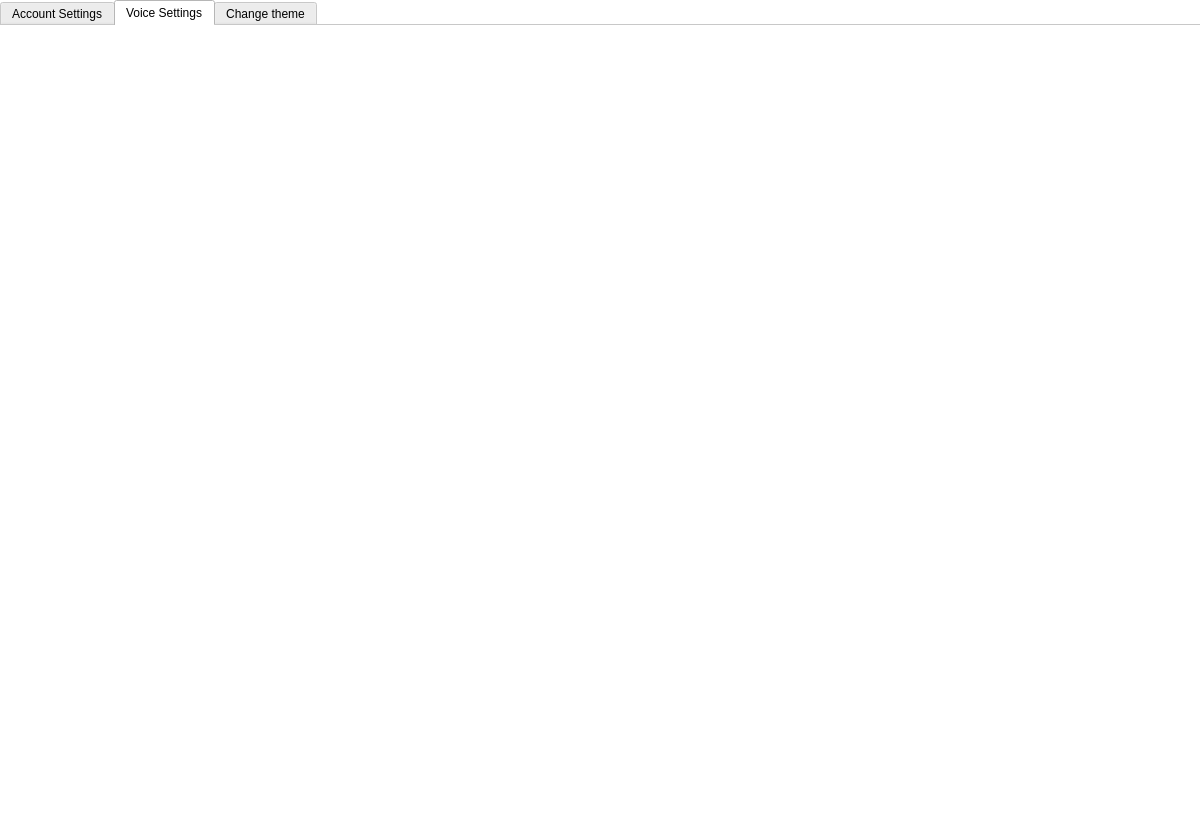
Before: the Qt Designer form UI/home.ui in ansh-dagha/E.D.I.T.H., drawn with Qt 5.
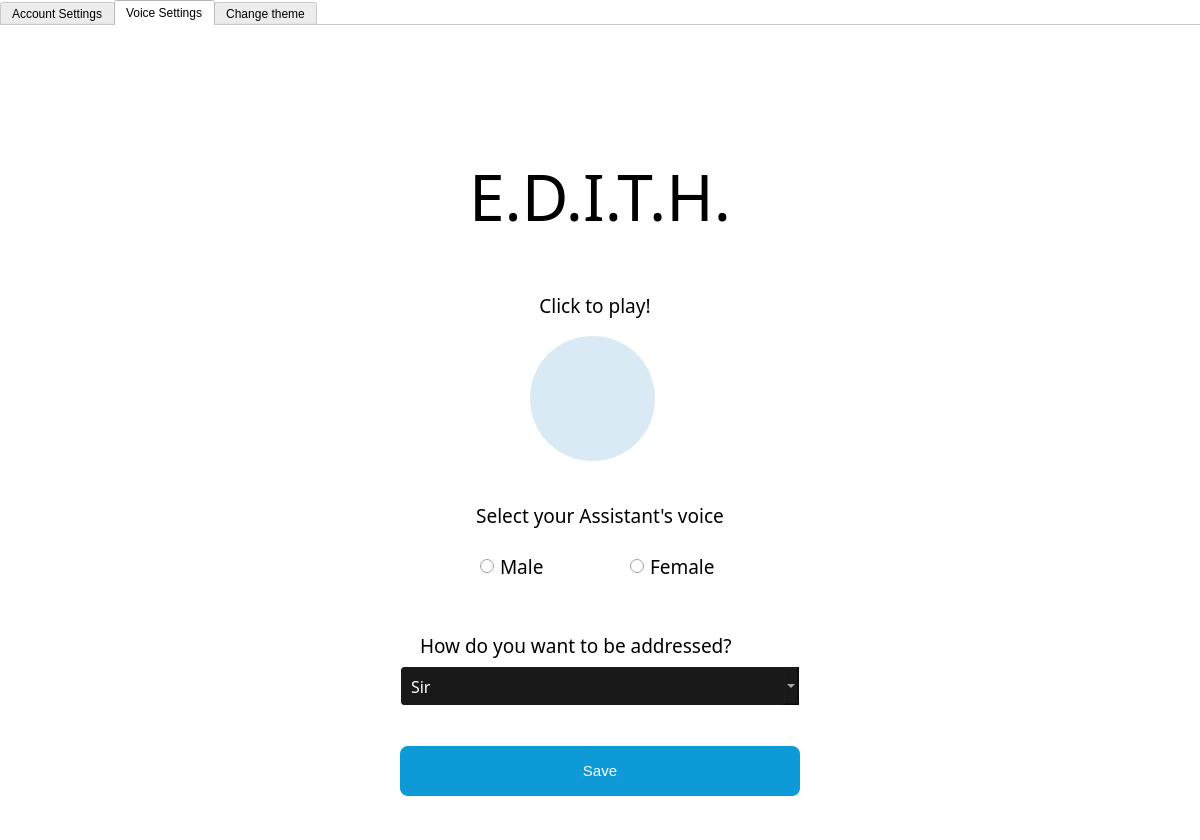
After: the same form once the commit is applied. The open tabs and pages were chosen to show the change. Icons and pictures are not drawn.

The edit to the form file:
```diff
--- a/UI/home.ui
+++ b/UI/home.ui
@@ -679,6 +679,382 @@
      <attribute name="title">
       <string>Voice Settings</string>
      </attribute>
+     <widget class="QLabel" name="edithLabel">
+      <property name="geometry">
+       <rect>
+        <x>400</x>
+        <y>120</y>
+        <width>400</width>
+        <height>100</height>
+       </rect>
+      </property>
+      <property name="font">
+       <font>
+        <family>Bradley Hand ITC</family>
+        <pointsize>48</pointsize>
+       </font>
+      </property>
+      <property name="styleSheet">
+       <string notr="true">background: none;</string>
+      </property>
+      <property name="frameShape">
+       <enum>QFrame::NoFrame</enum>
+      </property>
+      <property name="frameShadow">
+       <enum>QFrame::Plain</enum>
+      </property>
+      <property name="text">
+       <string>E.D.I.T.H.</string>
+      </property>
+      <property name="alignment">
+       <set>Qt::AlignCenter</set>
+      </property>
+      <property name="wordWrap">
+       <bool>false</bool>
+      </property>
+     </widget>
+     <widget class="QLabel" name="selectLabel_2">
+      <property name="geometry">
+       <rect>
+        <x>470</x>
+        <y>260</y>
+        <width>250</width>
+        <height>40</height>
+       </rect>
+      </property>
+      <property name="font">
+       <font>
+        <family>Calibri Light</family>
+        <pointsize>14</pointsize>
+       </font>
+      </property>
+      <property name="mouseTracking">
+       <bool>true</bool>
+      </property>
+      <property name="focusPolicy">
+       <enum>Qt::TabFocus</enum>
+      </property>
+      <property name="contextMenuPolicy">
+       <enum>Qt::DefaultContextMenu</enum>
+      </property>
+      <property name="acceptDrops">
+       <bool>false</bool>
+      </property>
+      <property name="layoutDirection">
+       <enum>Qt::LeftToRight</enum>
+      </property>
+      <property name="autoFillBackground">
+       <bool>false</bool>
+      </property>
+      <property name="styleSheet">
+       <string notr="true">background: none;</string>
+      </property>
+      <property name="frameShape">
+       <enum>QFrame::NoFrame</enum>
+      </property>
+      <property name="frameShadow">
+       <enum>QFrame::Plain</enum>
+      </property>
+      <property name="text">
+       <string>Click to play!</string>
+      </property>
+      <property name="textFormat">
+       <enum>Qt::RichText</enum>
+      </property>
+      <property name="alignment">
+       <set>Qt::AlignCenter</set>
+      </property>
+      <property name="wordWrap">
+       <bool>true</bool>
+      </property>
+     </widget>
+     <widget class="QPushButton" name="playButton">
+      <property name="geometry">
+       <rect>
+        <x>530</x>
+        <y>310</y>
+        <width>125</width>
+        <height>125</height>
+       </rect>
+      </property>
+      <property name="font">
+       <font>
+        <family>MS Sans Serif</family>
+        <pointsize>11</pointsize>
+        <weight>50</weight>
+        <bold>false</bold>
+       </font>
+      </property>
+      <property name="cursor">
+       <cursorShape>PointingHandCursor</cursorShape>
+      </property>
+      <property name="styleSheet">
+       <string notr="true">border:none;
+border-radius: 62px;
+background-color: rgb(218, 234, 244);
+border-image: url(:/images/speaker-icon.png) 0 0 0 0 stretch stretch;
+padding:20px;
+
+</string>
+      </property>
+      <property name="text">
+       <string/>
+      </property>
+      <property name="autoDefault">
+       <bool>true</bool>
+      </property>
+      <property name="default">
+       <bool>false</bool>
+      </property>
+     </widget>
+     <widget class="QRadioButton" name="radioButtonF">
+      <property name="geometry">
+       <rect>
+        <x>630</x>
+        <y>520</y>
+        <width>100</width>
+        <height>40</height>
+       </rect>
+      </property>
+      <property name="font">
+       <font>
+        <family>Calibri Light</family>
+        <pointsize>14</pointsize>
+       </font>
+      </property>
+      <property name="cursor">
+       <cursorShape>PointingHandCursor</cursorShape>
+      </property>
+      <property name="layoutDirection">
+       <enum>Qt::LeftToRight</enum>
+      </property>
+      <property name="styleSheet">
+       <string notr="true">background-color: none;</string>
+      </property>
+      <property name="text">
+       <string>Female</string>
+      </property>
+     </widget>
+     <widget class="QRadioButton" name="radioButtonM">
+      <property name="geometry">
+       <rect>
+        <x>480</x>
+        <y>520</y>
+        <width>100</width>
+        <height>40</height>
+       </rect>
+      </property>
+      <property name="font">
+       <font>
+        <family>Calibri Light</family>
+        <pointsize>14</pointsize>
+       </font>
+      </property>
+      <property name="cursor">
+       <cursorShape>PointingHandCursor</cursorShape>
+      </property>
+      <property name="styleSheet">
+       <string notr="true">background-color: none;</string>
+      </property>
+      <property name="text">
+       <string>Male</string>
+      </property>
+     </widget>
+     <widget class="QLabel" name="selectLabel">
+      <property name="geometry">
+       <rect>
+        <x>430</x>
+        <y>470</y>
+        <width>340</width>
+        <height>40</height>
+       </rect>
+      </property>
+      <property name="font">
+       <font>
+        <family>Calibri Light</family>
+        <pointsize>14</pointsize>
+       </font>
+      </property>
+      <property name="mouseTracking">
+       <bool>true</bool>
+      </property>
+      <property name="focusPolicy">
+       <enum>Qt::TabFocus</enum>
+      </property>
+      <property name="contextMenuPolicy">
+       <enum>Qt::DefaultContextMenu</enum>
+      </property>
+      <property name="acceptDrops">
+       <bool>false</bool>
+      </property>
+      <property name="layoutDirection">
+       <enum>Qt::LeftToRight</enum>
+      </property>
+      <property name="autoFillBackground">
+       <bool>false</bool>
+      </property>
+      <property name="styleSheet">
+       <string notr="true">background: none;</string>
+      </property>
+      <property name="frameShape">
+       <enum>QFrame::NoFrame</enum>
+      </property>
+      <property name="frameShadow">
+       <enum>QFrame::Plain</enum>
+      </property>
+      <property name="text">
+       <string>Select your Assistant's voice</string>
+      </property>
+      <property name="textFormat">
+       <enum>Qt::RichText</enum>
+      </property>
+      <property name="alignment">
+       <set>Qt::AlignCenter</set>
+      </property>
+      <property name="wordWrap">
+       <bool>true</bool>
+      </property>
+     </widget>
+     <widget class="QLabel" name="addressLabel">
+      <property name="geometry">
+       <rect>
+        <x>420</x>
+        <y>600</y>
+        <width>400</width>
+        <height>40</height>
+       </rect>
+      </property>
+      <property name="font">
+       <font>
+        <family>Calibri Light</family>
+        <pointsize>14</pointsize>
+       </font>
+      </property>
+      <property name="mouseTracking">
+       <bool>true</bool>
+      </property>
+      <property name="focusPolicy">
+       <enum>Qt::TabFocus</enum>
+      </property>
+      <property name="contextMenuPolicy">
+       <enum>Qt::DefaultContextMenu</enum>
+      </property>
+      <property name="acceptDrops">
+       <bool>false</bool>
+      </property>
+      <property name="layoutDirection">
+       <enum>Qt::LeftToRight</enum>
+      </property>
+      <property name="autoFillBackground">
+       <bool>false</bool>
+      </property>
+      <property name="styleSheet">
+       <string notr="true">background: none;</string>
+      </property>
+      <property name="frameShape">
+       <enum>QFrame::NoFrame</enum>
+      </property>
+      <property name="frameShadow">
+       <enum>QFrame::Plain</enum>
+      </property>
+      <property name="text">
+       <string>How do you want to be addressed?</string>
+      </property>
+      <property name="textFormat">
+       <enum>Qt::RichText</enum>
+      </property>
+      <property name="alignment">
+       <set>Qt::AlignLeading|Qt::AlignLeft|Qt::AlignVCenter</set>
+      </property>
+      <property name="wordWrap">
+       <bool>true</bool>
+      </property>
+     </widget>
+     <widget class="QPushButton" name="savePreferenceButton">
+      <property name="geometry">
+       <rect>
+        <x>400</x>
+        <y>720</y>
+        <width>400</width>
+        <height>50</height>
+       </rect>
+      </property>
+      <property name="font">
+       <font>
+        <family>MS Sans Serif</family>
+        <pointsize>11</pointsize>
+        <weight>50</weight>
+        <bold>false</bold>
+       </font>
+      </property>
+      <property name="cursor">
+       <cursorShape>PointingHandCursor</cursorShape>
+      </property>
+      <property name="styleSheet">
+       <string notr="true">background: #0d9ad6; color: white; border-radius: 8;</string>
+      </property>
+      <property name="text">
+       <string>Save</string>
+      </property>
+     </widget>
+     <widget class="QComboBox" name="comboBox">
+      <property name="geometry">
+       <rect>
+        <x>400</x>
+        <y>640</y>
+        <width>400</width>
+        <height>40</height>
+       </rect>
+      </property>
+      <property name="font">
+       <font>
+        <family>Calibri Light</family>
+        <pointsize>12</pointsize>
+       </font>
+      </property>
+      <property name="cursor">
+       <cursorShape>PointingHandCursor</cursorShape>
+      </property>
+      <property name="styleSheet">
+       <string notr="true">QComboBox{
+background-color: rgb(25, 25, 25);
+color: white; 
+border: 1px solid #ffffff;
+border-radius: 4;
+padding-left: 10px;
+}
+
+QComboBox:hover{
+border: 2px solid #0d9ad6;
+}
+
+QComboBox QAbstractItemView {
+background-color: rgb(25, 25, 25);
+border: 2px solid #0d9ad6;
+outline: none;
+color: white;
+selection-background-color: #0d9ad6;
+}</string>
+      </property>
+      <property name="editable">
+       <bool>false</bool>
+      </property>
+      <item>
+       <property name="text">
+        <string>Sir</string>
+       </property>
+      </item>
+      <item>
+       <property name="text">
+        <string>Ma'am</string>
+       </property>
+      </item>
+      <item>
+       <property name="text">
+        <string>Boss</string>
+       </property>
+      </item>
+     </widget>
     </widget>
     <widget class="QWidget" name="tab">
      <attribute name="title">
```
Left out of the diff: 63 changed lines with no effect on the pictures.
